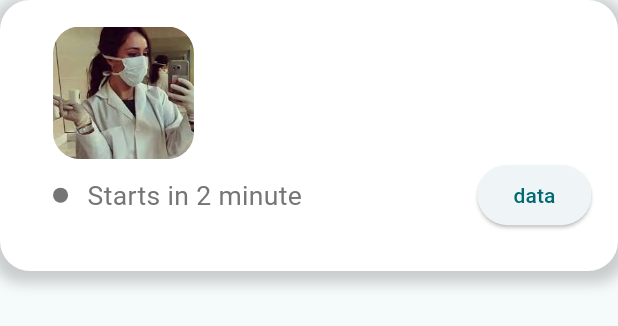
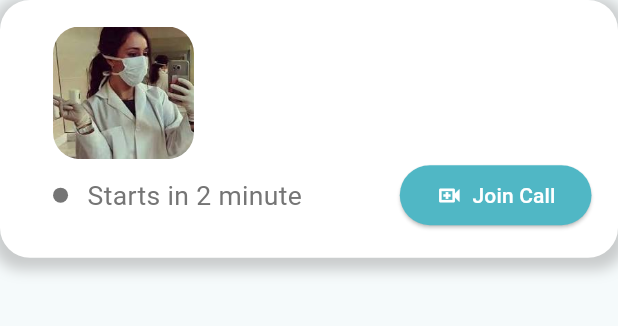
Before and after one commit to AhmedWaelDev/Final-project, a Flutter app: what upcomingForPatientContainer() shows on an empty page, opened directly, on a phone screen of 412 x 824 dp. Shown: the top 326 px of the screen. Run offline on Flutter 3.47's test engine with Material 3 defaults, Android fonts, the phone set to English and light mode, and no system bars; our stand-ins replace flutter_svg, flutter_swiper_view, lottie, smooth_page_indicator.

Commit message:
home update 1

```diff
--- a/final_project/lib/CustomWidgets/upcomingForPatientContainer.dart
+++ b/final_project/lib/CustomWidgets/upcomingForPatientContainer.dart
@@ -8,11 +8,12 @@ class upcomingForPatientContainer extends StatelessWidget {
   @override
   Widget build(BuildContext context) {
     var size = MediaQuery.of(context).size;
+    const mainColor = Color(0xFF50B7C5);
     return Container(
       padding: EdgeInsets.only(
         top: size.height * 20 / 932,
         right: size.height * 20 / 932,
-        bottom: size.height * 30 / 932,
+        bottom: size.height * 20 / 932,
         left: size.height * 40 / 932,
       ),
       decoration: BoxDecoration(
@@ -64,7 +65,24 @@ class upcomingForPatientContainer extends StatelessWidget {
                       )
                     ],
                   ),
-                  ElevatedButton(onPressed: () {}, child: const Text("data"))
+                  ElevatedButton(
+                      style: ButtonStyle(
+                          backgroundColor:
+                              MaterialStateProperty.all<Color>(mainColor)),
+                      onPressed: () {},
+                      child: Row(
+                        children: [
+                          const Icon(Icons.video_call_outlined,
+                              color: Colors.white),
+                          SizedBox(
+                            width: size.width * 5 / 320,
+                          ),
+                          const Text(
+                            "Join Call",
+                            style: TextStyle(color: Colors.white),
+                          ),
+                        ],
+                      ))
                 ],
               )
             ]),
--- a/final_project/lib/screens/sign_in_up/sign_in.dart
+++ b/final_project/lib/screens/sign_in_up/sign_in.dart
@@ -117,8 +117,7 @@ class logIn extends StatelessWidget {
                       mainColor: mainColor,
                       text: "Sign in",
                       onTapFun: () {
-                        Navigator.push(
-                          context,
+                        Navigator.of(context).pushReplacement(
                           MaterialPageRoute(
                               builder: (context) =>
                                   const patienthomePagescreen()),
```
